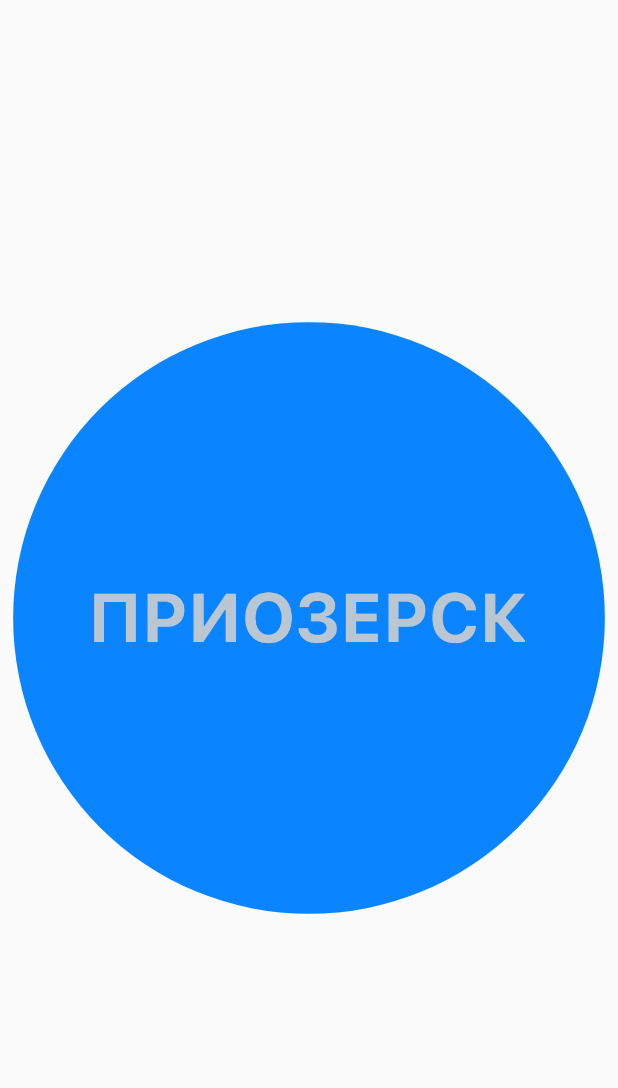
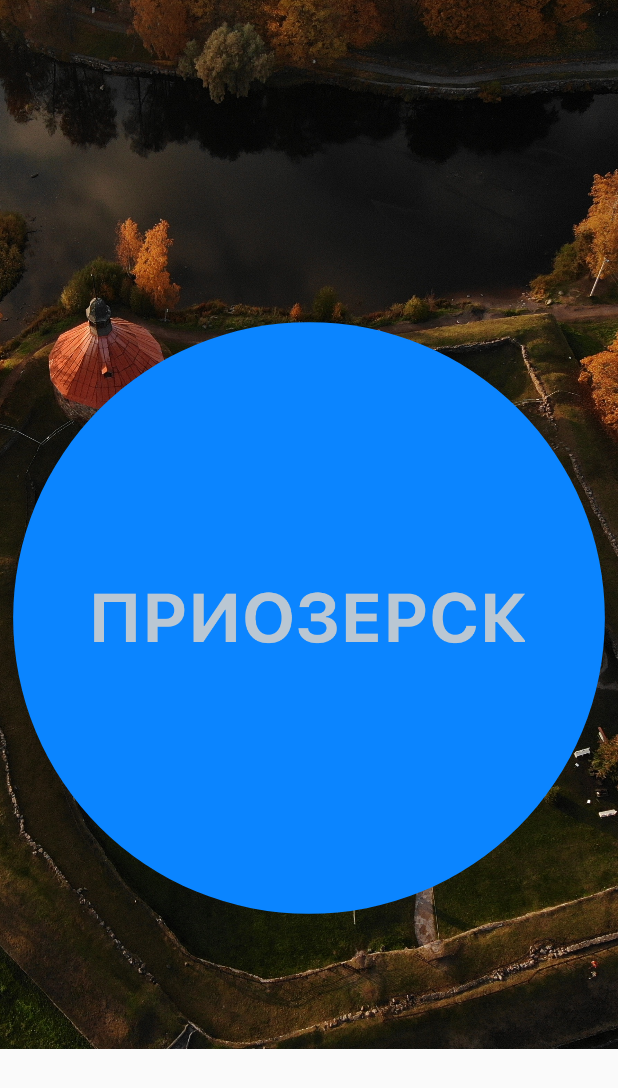
Before and after one commit to artembark/city_info_guide, a Flutter app: the first screen one second after launch, on a phone screen of 412 x 824 dp. Shown: the top 1088 px of the screen. Run offline on Flutter 3.47's test engine with Material 2 defaults, Android fonts, the phone set to English and light mode, and no system bars; our stand-ins replace auto_route, bloc, dio, flutter_bloc, flutter_native_splash, flutter_typeahead and 3 more; missing offline and left inert: geolocator_platform_interface.

Commit message:
SplashScreen to home tab style transition implemented

```diff
--- a/lib/app/router/app_router.dart
+++ b/lib/app/router/app_router.dart
@@ -3,6 +3,7 @@ import 'package:auto_route/auto_route.dart';
 import 'package:city_info_guide/presentation/views/home_page.dart';
 import 'package:city_info_guide/presentation/views/schedule_page.dart';
 import 'package:city_info_guide/presentation/views/splash_page.dart';
+import 'package:flutter/cupertino.dart';
 
 import '../../presentation/views/poi_page.dart';
 
@@ -13,6 +14,7 @@ import '../../presentation/views/poi_page.dart';
   replaceInRouteName: 'Page,Route',
   routes: <AutoRoute>[
     CustomRoute(
+        durationInMilliseconds: 500,
         page: SplashPage,
         initial: true,
         transitionsBuilder: TransitionsBuilders.slideLeft),
--- a/lib/gen/assets.gen.dart
+++ b/lib/gen/assets.gen.dart
@@ -14,6 +14,9 @@ class $AssetsImagesGen {
 
   /// File path: assets/images/bird.png
   AssetGenImage get bird => const AssetGenImage('assets/images/bird.png');
+
+  /// File path: assets/images/korela.jpg
+  AssetGenImage get korela => const AssetGenImage('assets/images/korela.jpg');
 
   /// File path: assets/images/main_circle.png
   AssetGenImage get mainCircle =>
--- a/lib/presentation/views/splash_page.dart
+++ b/lib/presentation/views/splash_page.dart
@@ -16,6 +16,7 @@ class _SplashPageState extends State<SplashPage> {
   BorderRadius borderRadius = BorderRadius.circular(0);
   BoxShape boxShape = BoxShape.rectangle;
   double scale = 3.5;
+  bool pos = false;
 
   @override
   void initState() {
@@ -24,8 +25,12 @@ class _SplashPageState extends State<SplashPage> {
               expanded = true;
               scale = 0.79;
             }));
-    Future.delayed(const Duration(milliseconds: 1400))
-        .then((value) => AutoRouter.of(context).push(const HomeRoute()));
+    Future.delayed(const Duration(milliseconds: 1400)).then((value) {
+      setState(() {
+        pos = true;
+      });
+      return AutoRouter.of(context).push(const HomeRoute());
+    });
     super.initState();
   }
 
@@ -34,8 +39,12 @@ class _SplashPageState extends State<SplashPage> {
     return Scaffold(
         body: SafeArea(
       child: Center(
+        child: AnimatedSlide(
+          duration: Duration(milliseconds: 300),
+          offset: pos ? Offset(-1, 0) : Offset(0, 0),
           child: Stack(
             children: [
+              Assets.images.korela.image(fit: BoxFit.fill),
               AnimatedScale(
                 curve: Curves.fastOutSlowIn,
                 scale: scale,
@@ -76,6 +85,7 @@ class _SplashPageState extends State<SplashPage> {
             ],
           ),
         ),
+      ),
     ));
   }
 }
```
Also changed, not shown: assets/images/korela.jpg (added), lib/app/router/app_router.gr.dart. Lines whose indentation alone changed are shown as unchanged.
